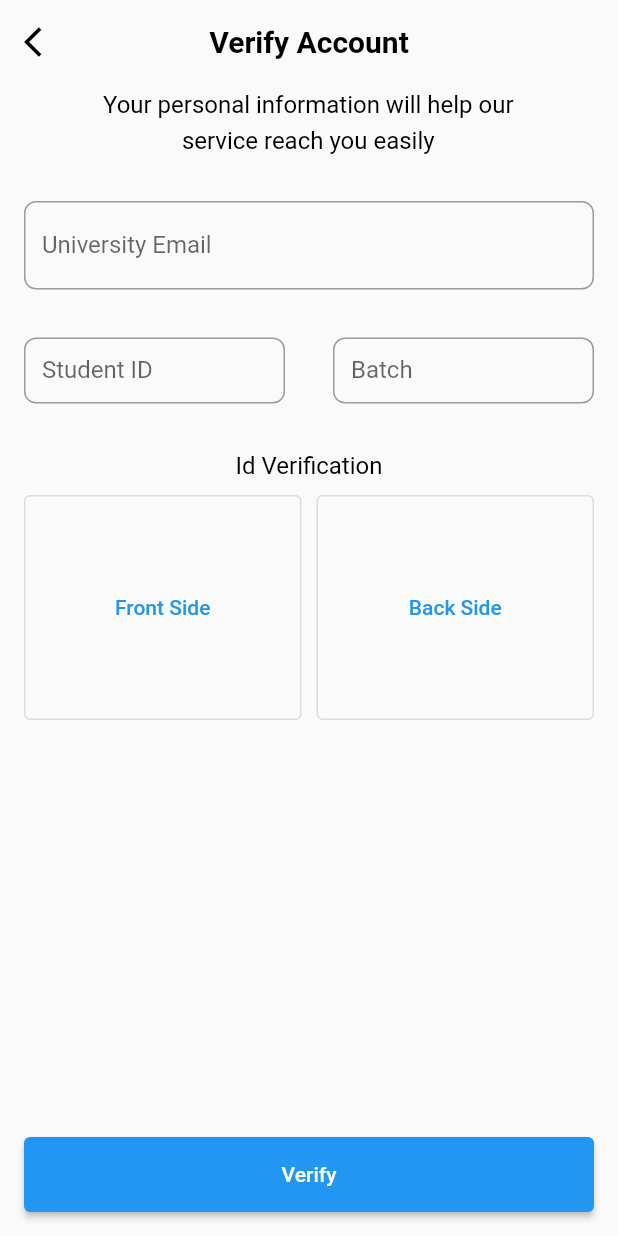
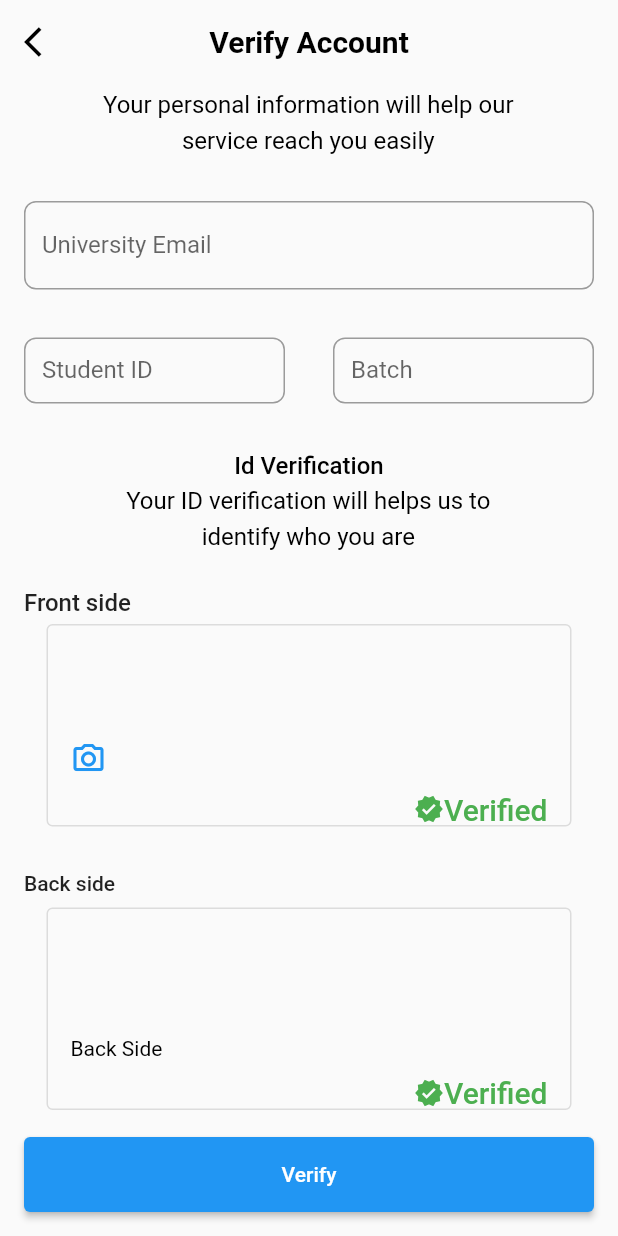
Before and after one commit to Amanthakeshan2000/Mobile-Application-Development-Full-project-, a Flutter app: the screen it shows after launch, on a phone screen of 412 x 824 dp. Run offline on Flutter 3.47's test engine with Material 2 defaults, Android fonts, the phone set to English and light mode, and no system bars; Roboto replaces fonts that are missing (Poppins, poppins).

Commit message:
verification

```diff
--- a/mobile_application/lib/pages/verify_account_1.dart
+++ b/mobile_application/lib/pages/verify_account_1.dart
@@ -3,6 +3,8 @@ import 'package:flutter/material.dart';
 class MyPage extends StatelessWidget {
   @override
   Widget build(BuildContext context) {
+    double screenWidth = MediaQuery.of(context).size.width;
+
     return Scaffold(
       appBar: AppBar(
         backgroundColor: Colors.transparent,
@@ -63,7 +65,7 @@ class MyPage extends StatelessWidget {
                     padding: const EdgeInsets.all(16.0),
                     child: SizedBox(
                       height: 44,
-                      width: 169,
+                      width: screenWidth * 0.45, // Adjust width as needed
                       child: TextField(
                         decoration: InputDecoration(
                           labelText: "Student ID",
@@ -80,7 +82,7 @@ class MyPage extends StatelessWidget {
                     padding: const EdgeInsets.all(16.0),
                     child: SizedBox(
                       height: 44,
-                      width: 169,
+                      width: screenWidth * 0.45, // Adjust width as needed
                       child: TextField(
                         decoration: InputDecoration(
                           labelText: "Batch",
@@ -104,35 +106,150 @@ class MyPage extends StatelessWidget {
                       color: Colors.black,
                       fontSize: 16.0,
                       fontFamily: 'Poppins',
-                      fontWeight: FontWeight.w400,
+                      fontWeight: FontWeight.w500,
+                    ),
+                  ),
+                  Container(
+                    margin: EdgeInsets.fromLTRB(0, 0, 1, 14),
+                    constraints: BoxConstraints(maxWidth: 280),
+                    child: Text(
+                      "Your ID verification will helps us to identify who you are",
+                      textAlign: TextAlign.center,
+                      style: TextStyle(
+                        color: Colors.black,
+                        fontSize: 16.0,
+                        fontFamily: 'Poppins',
+                        fontWeight: FontWeight.w400,
+                        height: 1.5,
+                      ),
                     ),
                   ),
                   SizedBox(height: 10),
-                  Row(
+                  SizedBox(
+                    height: 24,
+                    width: double.infinity,
+                    child: Text(
+                      "Front side",
+                      textAlign: TextAlign.left,
+                      style: TextStyle(
+                        fontSize: 16,
+                        fontFamily: 'poppins',
+                        fontWeight: FontWeight.w500,
+                      ),
+                    ),
+                  ),
+                  Column(
                     children: [
-                      Expanded(
-                        child: SizedBox(
-                          height: 150,
-                          child: OutlinedButton(
-                            onPressed: () {
-                              // Implement logic to upload the front side of the identity card.
-                            },
-                            child: Text("Front Side"),
+                      Stack(
+                        alignment: Alignment.topRight,
+                        children: [
+                          SizedBox(
+                            height: 135,
+                            width: 350,
+                            child: OutlinedButton(
+                              onPressed: () {
+                                // Implement logic to upload the front side of the identity card.
+                              },
+                              child: SizedBox.expand(
+                                child: Column(
+                                  mainAxisAlignment: MainAxisAlignment.end,
+                                  crossAxisAlignment: CrossAxisAlignment.start,
+                                  children: [
+                                    Icon(
+                                      Icons.camera_alt_outlined,
+                                    ),
+                                    SizedBox(height: 10),
+                                    Row(
+                                      mainAxisAlignment: MainAxisAlignment.end,
+                                      children: [
+                                        Icon(
+                                          Icons.verified,
+                                          color: Colors.green,
+                                          size: 20,
+                                        ),
+                                        Text(
+                                          "Verified",
+                                          style: TextStyle(
+                                            fontSize: 20,
+                                            color: Colors.green,
+                                          ),
+                                        )
+                                      ],
+                                    ),
+                                  ],
+                                ),
+                              ),
+                            ),
                           ),
-                        ),
+                        ],
                       ),
-                      SizedBox(width: 10),
-                      Expanded(
-                        child: SizedBox(
-                          height: 150,
-                          child: OutlinedButton(
-                            onPressed: () {
-                              // Implement logic to upload the back side of the identity card.
-                            },
-                            child: Text("Back Side"),
+                      SizedBox(height: 10),
+                    ],
+                  ),
+                  SizedBox(height: 20),
+                  SizedBox(
+                    height: 24,
+                    width: double.infinity,
+                    child: Text(
+                      "Back side",
+                      textAlign: TextAlign.left,
+                      style: TextStyle(
+                        fontFamily: 'poppins',
+                        fontWeight: FontWeight.w500,
+                      ),
+                    ),
+                  ),
+                  Column(
+                    children: [
+                      Stack(
+                        alignment: Alignment.topRight,
+                        children: [
+                          SizedBox(
+                            height: 135,
+                            width: 350,
+                            child: OutlinedButton(
+                              onPressed: () {
+                                // Implement logic to upload the back side of the identity card.
+                              },
+                              child: SizedBox.expand(
+                                child: Column(
+                                  mainAxisAlignment: MainAxisAlignment.end,
+                                  crossAxisAlignment: CrossAxisAlignment.start,
+                                  children: [
+                                    Text(
+                                      "Back Side",
+                                      style: TextStyle(
+                                        color: Colors.black,
+                                        fontSize: 14.0,
+                                        fontWeight: FontWeight.w400,
+                                      ),
+                                    ),
+                                    SizedBox(height: 10),
+                                    Row(
+                                      mainAxisAlignment: MainAxisAlignment.end,
+                                      children: [
+                                        Icon(
+                                          Icons.verified,
+                                          color: Colors.green,
+                                          size: 20,
+                                        ),
+                                        Text(
+                                          "Verified",
+                                          style: TextStyle(
+                                            fontSize: 20,
+                                            color: Colors.green,
+                                          ),
+                                        ),
+                                      ],
+                                    ),
+                                  ],
+                                ),
+                              ),
+                            ),
                           ),
-                        ),
+                        ],
                       ),
+                      SizedBox(height: 10),
                     ],
                   ),
                 ],
@@ -157,3 +274,9 @@ class MyPage extends StatelessWidget {
     );
   }
 }
+
+void main() {
+  runApp(MaterialApp(
+    home: MyPage(),
+  ));
+}
```
